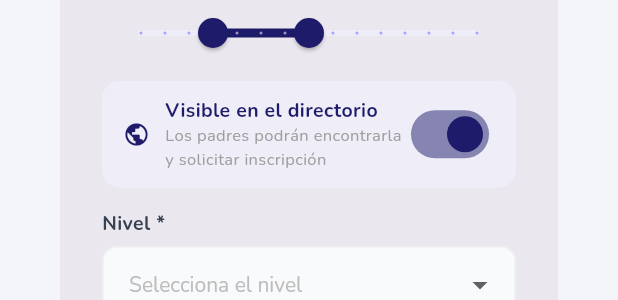
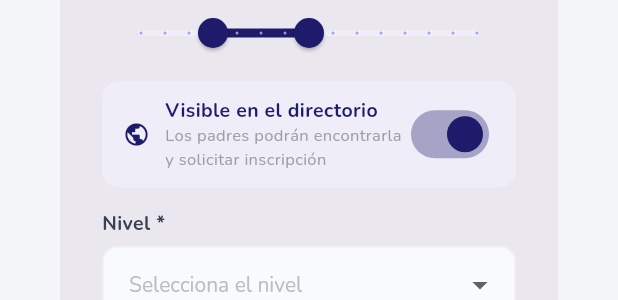
Before and after one commit to GrullonDev/EduPlay, a Flutter app: the _CreateClassDialog widget shown alone on an empty page, opened directly, after a tap on "Crear clase", on a phone screen of 412 x 824 dp. Shown: the part 543-843 px from the top of the screen. Run offline on Flutter 3.47's test engine with Material 3 defaults, Android fonts, the phone set to English and light mode, and no system bars; our stand-ins replace audioplayers, cloud_firestore, cloud_functions, firebase_auth, firebase_core, get_it and 5 more; accounts and stored records are empty.

Commit message:
fix: resolve teacher dashboard analyzer issues

```diff
--- a/lib/features/teacher_dashboard/pages/mis_clases_panel.dart
+++ b/lib/features/teacher_dashboard/pages/mis_clases_panel.dart
@@ -628,7 +628,7 @@ class _CreateClassDialogState extends State<_CreateClassDialog> {
                   rangeThumbShape:
                       const RoundRangeSliderThumbShape(enabledThumbRadius: 10),
                   overlayColor: _kNavy.withValues(alpha: 0.12),
-                  showValueIndicator: ShowValueIndicator.always,
+                  showValueIndicator: ShowValueIndicator.onDrag,
                 ),
                 child: RangeSlider(
                   values: _ageRange,
@@ -687,7 +687,8 @@ class _CreateClassDialogState extends State<_CreateClassDialog> {
                     ),
                     Switch.adaptive(
                       value: _isPublic,
-                      activeColor: _kNavy,
+                      activeThumbColor: _kNavy,
+                      activeTrackColor: _kNavy.withValues(alpha: 0.35),
                       onChanged: (v) => setState(() => _isPublic = v),
                     ),
                   ],
--- a/lib/features/teacher_dashboard/pages/retos_panel.dart
+++ b/lib/features/teacher_dashboard/pages/retos_panel.dart
@@ -41,7 +41,7 @@ class RetosPanel extends StatelessWidget {
           ),
           const SizedBox(height: 20),
           if (bloc.classes.isEmpty)
-            _EmptyRetos(
+            const _EmptyRetos(
               message:
                   'Crea una clase primero para poder asignar actividades reales a tus alumnos.',
               onCreate: null,
```
Also changed, not shown: lib/features/teacher_assignment/pages/browse_teachers_page.dart (+14 -20 lines), lib/features/teacher_dashboard/pages/teacher_dashboard_layout.dart (+5 -5 lines).
